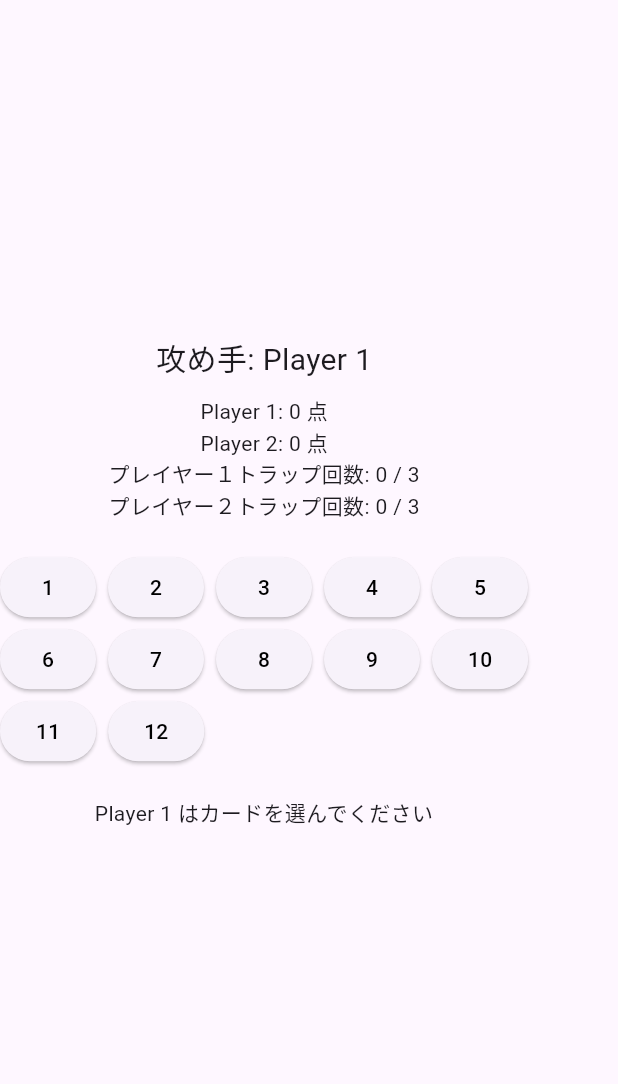
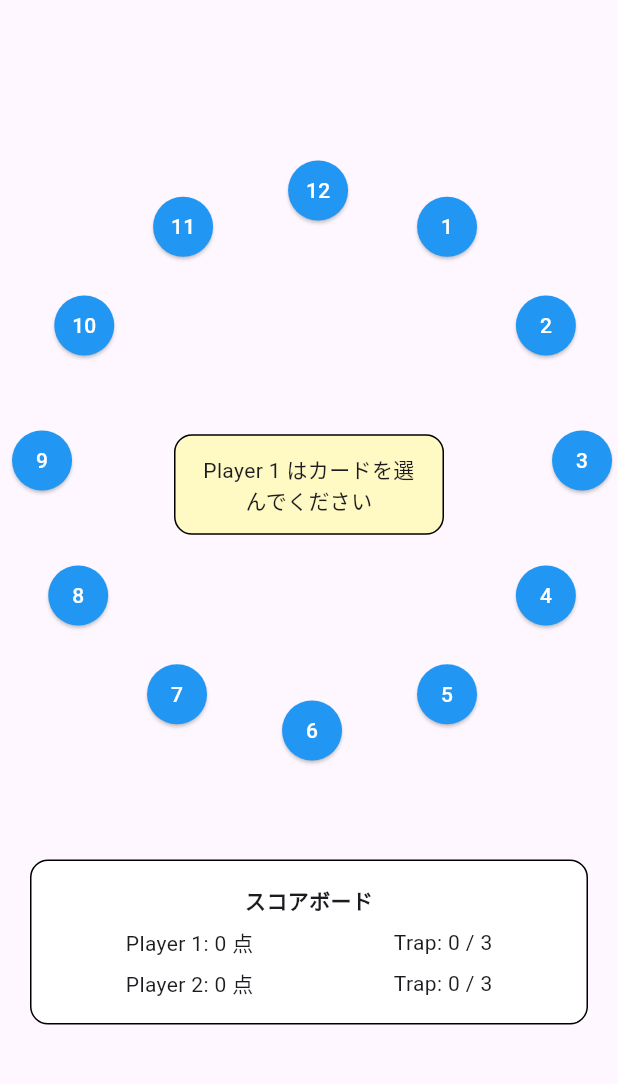
Before and after one commit to taketyan-man/12Bluff, a Flutter app: the screen it shows after launch, after a tap on an icon or button, on a phone screen of 412 x 824 dp, the part 63-1147 px from its top. Run offline on Flutter 3.47's test engine with Material 3 defaults, Android fonts, the phone set to English and light mode, and no system bars.

Commit message:
change UI Add scoreboard and arrange cards in a circular layout with message in center

```diff
--- a/lib/main.dart
+++ b/lib/main.dart
@@ -1,4 +1,5 @@
 import 'package:flutter/material.dart';
+import 'dart:math';
 
 void main() {
   runApp(const MaterialApp(home: GamePage()));
@@ -18,15 +19,14 @@ class _GamePageState extends State<GamePage> {
   int player2TrapCount = 0;
   int? trapCard;
   String message = "Player2はトラップカードを選択してください";
-  List<int> availableCards = List.generate(12, (i) => i + 1); // 1〜12のカード
-  bool isPlayer1Turn =      true; // true: プレイヤー1が攻め
-  bool isTrapSettingPhase = true; // true: まだ守り手がトラップを選び中
-  bool gameEnded =          false; //true: ゲーム継続中
+  List<int> availableCards = List.generate(12, (i) => i + 1);
+  bool isPlayer1Turn = true;
+  bool isTrapSettingPhase = true;
+  bool gameEnded = false;
 
   void playTurn(int selectedCard) {
     setState(() {
       if (selectedCard == trapCard) {
-        // トラップヒット！
         if (isPlayer1Turn) {
           player1Score = 0;
           player1TrapCount += 1;
@@ -34,12 +34,10 @@ class _GamePageState extends State<GamePage> {
           player2Score = 0;
           player2TrapCount += 1;
         }
-
         message = "トラップに引っかかった！ポイント没収...";
       } else {
         if (isPlayer1Turn) {
           player1Score += selectedCard;
-
         } else {
           player2Score += selectedCard;
         }
@@ -83,58 +81,117 @@ class _GamePageState extends State<GamePage> {
     });
   }
 
+  Widget buildCircleBoard() {
+    final double radius = 180;
+    return SizedBox(
+      width: 2 * radius  + 80,
+      height: 2 * radius + 80,
+      child: Stack(
+        alignment: Alignment.center,
+        children: [
+          // カード配置
+          for (int i = 0; i < 12; i++)
+            Positioned(
+              left: radius + radius * cos(2 * pi * (i - 2)/ 12) ,
+              top: radius + radius * sin(2 * pi * (i - 2)/ 12) ,
+              child: ElevatedButton(
+                onPressed: gameEnded || !availableCards.contains(i + 1)
+                    ? null
+                    : () {
+                        if (isTrapSettingPhase) {
+                          setState(() {
+                            trapCard = i + 1;
+                            isTrapSettingPhase = false;
+                            message =
+                                "Player ${isPlayer1Turn ? 1 : 2} はカードを選んでください";
+                          });
+                        } else {
+                          playTurn(i + 1);
+                        }
+                      },
+                child: Text('${i + 1}'),
+                style: ElevatedButton.styleFrom(
+                  backgroundColor: availableCards.contains(i + 1)
+                      ? Colors.blue
+                      : Colors.grey,
+                  foregroundColor: Colors.white,
+                  minimumSize: const Size(40, 40),
+                  shape: const CircleBorder(),
+                ),
+              ),
+            ),
+
+          // 中央メッセージ
+          Container(
+            padding: const EdgeInsets.all(12),
+            width: 180,
+            decoration: BoxDecoration(
+              color: Colors.yellow[100],
+              borderRadius: BorderRadius.circular(12),
+              border: Border.all(color: Colors.black)
+            ),
+            child: Text(
+              message,
+              textAlign: TextAlign.center,
+              style: const TextStyle(fontSize: 14),
+            ),
+          ),
+        ],
+      ),
+    );
+  }
+
+  Widget buildScoreBoard() {
+    return Container(
+      margin: const EdgeInsets.symmetric(horizontal: 20, vertical: 10),
+      padding: const EdgeInsets.all(16),
+      decoration: BoxDecoration(
+        border: Border.all(color: Colors.black),
+        borderRadius: BorderRadius.circular(12),
+        color: Colors.white,
+      ),
+      child: Column(
+        children: [
+          const Text("スコアボード", style: TextStyle(fontWeight: FontWeight.bold)),
+          const SizedBox(height: 8),
+          Row(
+            mainAxisAlignment: MainAxisAlignment.spaceAround,
+            children: [
+              Text("Player 1: $player1Score 点"),
+              Text("Trap: $player1TrapCount / 3"),
+            ],
+          ),
+          const SizedBox(height: 6),
+          Row(
+            mainAxisAlignment: MainAxisAlignment.spaceAround,
+            children: [
+              Text("Player 2: $player2Score 点"),
+              Text("Trap: $player2TrapCount / 3"),
+            ],
+          ),
+        ],
+      ),
+    );
+  }
+
   @override
   Widget build(BuildContext context) {
     return Scaffold(
       appBar: AppBar(title: const Text("12Bluff")),
-      body: Column(
+      body: Center(
+        child: Column(
           mainAxisAlignment: MainAxisAlignment.center,
           children: [
-          Text("攻め手: ${isPlayer1Turn ? "Player 1" : "Player 2"}", style: TextStyle(fontSize: 20)),
-          const SizedBox(height: 10),
-          Text("Player 1: $player1Score 点"),
-          Text("Player 2: $player2Score 点"),
-          Text("プレイヤー１トラップ回数: $player1TrapCount / 3"),
-          Text("プレイヤー２トラップ回数: $player2TrapCount / 3"),
+            buildCircleBoard(),
             const SizedBox(height: 20),
-
-          Wrap(
-            spacing: 8,
-            children: List.generate(12, (i) {
-            final num = i + 1;
-            final isUsed = !availableCards.contains(num);
-            return ElevatedButton(
-              onPressed: gameEnded || isUsed ? null : ()
-                {
-                  if (isTrapSettingPhase) {
-                    setState(() {
-                      trapCard = num;
-                      isTrapSettingPhase = false;
-                      message = "Player ${isPlayer1Turn ? 1 : 2} はカードを選んでください";
-                    });
-                  } else {
-                    playTurn(num);
-                  }
-                },
-                child: Text(
-                  num.toString(),
-                  style: TextStyle(
-                    color: isUsed ? Colors.grey.shade300 : Colors.black,
-                  ),
-                ),
-              );
-            }),
-          ),
-
-          const SizedBox(height: 20),
-          Text(message, textAlign: TextAlign.center),
-          const SizedBox(height: 20),
+            buildScoreBoard(),
             if (gameEnded)
               ElevatedButton(
                 onPressed: resetGame,
                 child: const Text("ゲームをリスタート"),
-            )
+              ),
           ],
+        ),
       ),
     );
   }
```
Lines whose indentation alone changed are shown as unchanged.
